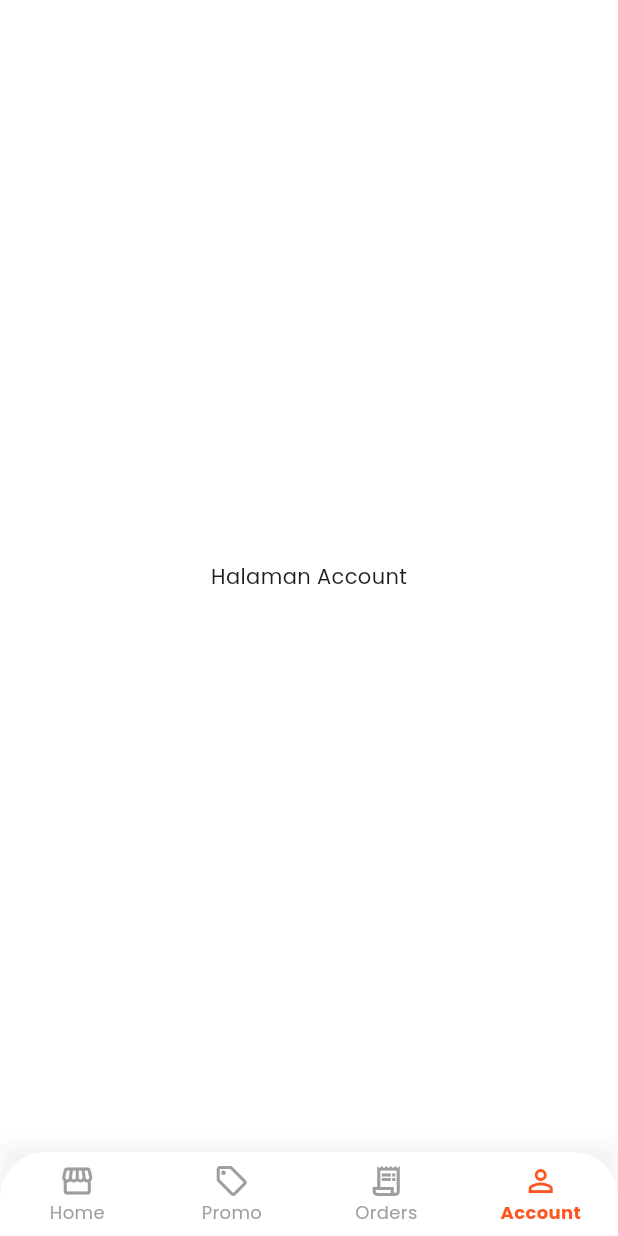
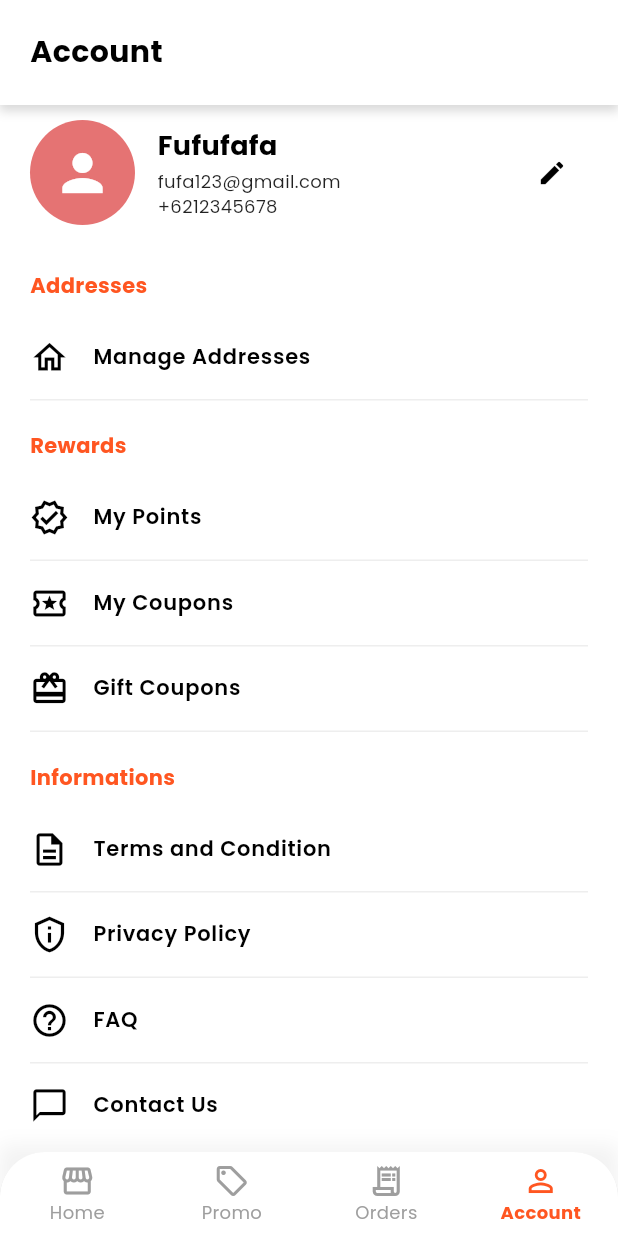
Before and after one commit to Baimiyk/prjoect_flutter_holland_bakery, a Flutter app: the MainScreen screen opened directly, item 4 of the bottom bar chosen, on a phone screen of 412 x 824 dp. Run offline on Flutter 3.47's test engine with Material 3 defaults, Android fonts, the phone set to English and light mode, and no system bars; our stand-ins replace google_fonts, lottie.

Commit message:
feat/account and fix/login

```diff
--- /dev/null
+++ b/lib/screens/account_screen.dart
@@ -0,0 +1,253 @@
+import 'package:flutter/material.dart';
+import 'package:google_fonts/google_fonts.dart';
+
+class AccountScreen extends StatelessWidget {
+  const AccountScreen({super.key});
+
+  @override
+  Widget build(BuildContext context) {
+    return Scaffold(
+      backgroundColor: Colors.white,
+      appBar: PreferredSize(
+        preferredSize: const Size.fromHeight(70), // Tinggi header
+        child: Container(
+          padding: const EdgeInsets.symmetric(
+            horizontal: 20,
+          ), // Jarak kiri-kanan
+          decoration: BoxDecoration(
+            color: Colors.white,
+            // SHADOW CONFIGURATION
+            boxShadow: [
+              BoxShadow(
+                color: Colors.grey.withOpacity(
+                  0.4,
+                ), // Warna bayangan (abu-abu halus)
+                spreadRadius: 1, // Sebaran bayangan
+                blurRadius: 5, // Tingkat kehalusan (blur)
+                offset: const Offset(0, 3), // Geser bayangan ke bawah (3px)
+              ),
+            ],
+          ),
+          child: SafeArea(
+            child: Column(
+              mainAxisAlignment:
+                  MainAxisAlignment.center, // Teks di tengah vertikal
+              crossAxisAlignment: CrossAxisAlignment.start, // Teks rata kiri
+              children: [
+                Text(
+                  "Account",
+                  style: GoogleFonts.poppins(
+                    color: Colors.black,
+                    fontSize: 20,
+                    fontWeight: FontWeight.bold, // Tebal sesuai gambar
+                  ),
+                ),
+              ],
+            ),
+          ),
+        ),
+      ),
+
+      body: SingleChildScrollView(
+        padding: const EdgeInsets.symmetric(horizontal: 20, vertical: 10),
+        child: Column(
+          crossAxisAlignment: CrossAxisAlignment.start,
+          children: [
+            // ================== 1. PROFILE HEADER ==================
+            Row(
+              children: [
+                // Foto Profil Bulat
+                Container(
+                  width: 70,
+                  height: 70,
+                  decoration: const BoxDecoration(
+                    color: Color(
+                      0xFFE57373,
+                    ), // Warna pink/merah muda placeholder
+                    shape: BoxShape.circle,
+                  ),
+                  child: const Icon(
+                    Icons.person,
+                    color: Colors.white,
+                    size: 40,
+                  ),
+                  // Nanti bisa diganti: backgroundImage: AssetImage('assets/images/user.jpg'),
+                ),
+                const SizedBox(width: 15),
+
+                // Info User (Nama, Email, No HP)
+                Expanded(
+                  child: Column(
+                    crossAxisAlignment: CrossAxisAlignment.start,
+                    children: [
+                      Text(
+                        "Fufufafa",
+                        style: GoogleFonts.poppins(
+                          fontSize: 18,
+                          fontWeight: FontWeight.bold,
+                          color: Colors.black,
+                        ),
+                      ),
+                      const SizedBox(height: 2),
+                      Text(
+                        "fufa123@gmail.com",
+                        style: GoogleFonts.poppins(
+                          fontSize: 12,
+                          color: Colors.black87,
+                        ),
+                      ),
+                      Text(
+                        "+6212345678",
+                        style: GoogleFonts.poppins(
+                          fontSize: 12,
+                          color: Colors.black87,
+                        ),
+                      ),
+                    ],
+                  ),
+                ),
+
+                // Icon Edit (Pensil)
+                IconButton(
+                  onPressed: () {},
+                  icon: const Icon(Icons.edit, size: 20, color: Colors.black),
+                ),
+              ],
+            ),
+
+            const SizedBox(height: 30),
+
+            // ================== 2. MENU SECTION: ADDRESSES ==================
+            _buildSectionTitle("Addresses"),
+            _buildMenuItem(
+              icon: Icons.home_outlined,
+              title: "Manage Addresses",
+              onTap: () {},
+            ),
+
+            const SizedBox(height: 20),
+
+            // ================== 3. MENU SECTION: REWARDS ==================
+            _buildSectionTitle("Rewards"),
+            _buildMenuItem(
+              icon: Icons.verified_outlined, // Icon mirip badge rewards
+              title: "My Points",
+              onTap: () {},
+            ),
+            _buildMenuItem(
+              icon: Icons.local_activity_outlined, // Icon tiket/kupon
+              title: "My Coupons",
+              onTap: () {},
+            ),
+            _buildMenuItem(
+              icon: Icons.card_giftcard_outlined,
+              title: "Gift Coupons",
+              onTap: () {},
+            ),
+
+            const SizedBox(height: 20),
+
+            // ================== 4. MENU SECTION: INFORMATIONS ==================
+            _buildSectionTitle("Informations"),
+            _buildMenuItem(
+              icon: Icons.description_outlined,
+              title: "Terms and Condition",
+              onTap: () {},
+            ),
+            _buildMenuItem(
+              icon: Icons.privacy_tip_outlined, // Icon perisai/privacy
+              title: "Privacy Policy",
+              onTap: () {},
+            ),
+            _buildMenuItem(
+              icon: Icons.help_outline,
+              title: "FAQ",
+              onTap: () {},
+            ),
+            _buildMenuItem(
+              icon: Icons.chat_bubble_outline,
+              title: "Contact Us",
+              onTap: () {},
+              showDivider: false, // Item terakhir tidak perlu garis bawah
+            ),
+
+            // Tombol Logout (Opsional, biasanya ada di bawah)
+            const SizedBox(height: 40),
+            SizedBox(
+              width: double.infinity,
+              child: OutlinedButton(
+                onPressed: () {
+                  // Logic logout nanti di sini
+                },
+                style: OutlinedButton.styleFrom(
+                  side: const BorderSide(color: Color(0xFFFF5621)),
+                  padding: const EdgeInsets.symmetric(vertical: 15),
+                  shape: RoundedRectangleBorder(
+                    borderRadius: BorderRadius.circular(10),
+                  ),
+                ),
+                child: Text(
+                  "Log Out",
+                  style: GoogleFonts.poppins(
+                    color: const Color(0xFFFF5621),
+                    fontWeight: FontWeight.bold,
+                  ),
+                ),
+              ),
+            ),
+            const SizedBox(height: 30),
+          ],
+        ),
+      ),
+    );
+  }
+
+  // Widget Helper untuk Judul Section (Warna Merah/Orange)
+  Widget _buildSectionTitle(String title) {
+    return Padding(
+      padding: const EdgeInsets.only(bottom: 10),
+      child: Text(
+        title,
+        style: GoogleFonts.poppins(
+          color: const Color(0xFFFF5621), // Warna Orange Holland
+          fontWeight: FontWeight.bold,
+          fontSize: 14,
+        ),
+      ),
+    );
+  }
+
+  // Widget Helper untuk Item Menu (Icon + Teks + Garis Bawah)
+  Widget _buildMenuItem({
+    required IconData icon,
+    required String title,
+    required VoidCallback onTap,
+    bool showDivider = true,
+  }) {
+    return Column(
+      children: [
+        ListTile(
+          onTap: onTap,
+          contentPadding: EdgeInsets.zero, // Hilangkan padding bawaan ListTile
+          leading: Icon(icon, color: Colors.black, size: 26),
+          title: Text(
+            title,
+            style: GoogleFonts.poppins(
+              fontSize: 14,
+              fontWeight:
+                  FontWeight.w600, // Semi-bold agar tegas seperti desain
+              color: Colors.black,
+            ),
+          ),
+          minLeadingWidth: 20, // Rapatkan jarak icon ke teks
+        ),
+        if (showDivider)
+          const Divider(
+            height: 1,
+            thickness: 1,
+            color: Color(0xFFEEEEEE),
+          ), // Garis tipis abu-abu
+      ],
+    );
+  }
+}
--- a/lib/screens/login.dart
+++ b/lib/screens/login.dart
@@ -75,9 +75,7 @@ class _LoginScreenState extends State<LoginScreen> {
                     vertical: 16,
                   ),
                   border: OutlineInputBorder(
-                    borderRadius: BorderRadius.circular(
-                      30,
-                    ), // Sudut membulat lebar
+                    borderRadius: BorderRadius.circular(30),
                     borderSide: const BorderSide(color: Colors.black12),
                   ),
                   enabledBorder: OutlineInputBorder(
@@ -86,9 +84,7 @@ class _LoginScreenState extends State<LoginScreen> {
                   ),
                   focusedBorder: OutlineInputBorder(
                     borderRadius: BorderRadius.circular(30),
-                    borderSide: const BorderSide(
-                      color: Color(0xFFFF5621),
-                    ), // Orange saat diketik
+                    borderSide: const BorderSide(color: Color(0xFFFF5621)),
                   ),
                 ),
               ),
@@ -176,18 +172,13 @@ class _LoginScreenState extends State<LoginScreen> {
                     );
                   },
                   style: ButtonStyle(
-                    // LOGIC GANTI WARNA:
-                    // Default: Abu-abu (Colors.grey)
-                    // Ditekan (Pressed): Orange (0xFFFF5621)
                     backgroundColor: WidgetStateProperty.resolveWith<Color>((
                       Set<WidgetState> states,
                     ) {
                       if (states.contains(WidgetState.pressed)) {
                         return const Color(0xFFFF5621); // Orange saat ditekan
                       }
-                      return Colors
-                          .grey
-                          .shade400; // Abu-abu default (sesuai gambar)
+                      return Colors.grey.shade400; // Abu-abu default
                     }),
                     shape: WidgetStateProperty.all(
                       RoundedRectangleBorder(
@@ -236,16 +227,11 @@ class _LoginScreenState extends State<LoginScreen> {
                   // Google Button
                   _socialButton(
                     onTap: () {},
-                    // Jika belum ada icon, pakai Huruf G warna warni atau Icon default
-                    child: const Text(
-                      "G",
-                      style: TextStyle(
-                        fontSize: 24,
-                        fontWeight: FontWeight.bold,
-                        color: Colors.blue,
-                      ),
+                    child: Image.asset(
+                      'assets/icons/google.png',
+                      width: 24,
+                      height: 24,
                     ),
-                    // Nanti ganti child dengan: Image.asset('assets/icons/google.png', width: 24),
                   ),
 
                   const SizedBox(width: 20),
@@ -253,15 +239,11 @@ class _LoginScreenState extends State<LoginScreen> {
                   // Facebook Button
                   _socialButton(
                     onTap: () {},
-                    child: const Text(
-                      "f",
-                      style: TextStyle(
-                        fontSize: 24,
-                        fontWeight: FontWeight.bold,
-                        color: Colors.blueAccent,
-                      ),
+                    child: Image.asset(
+                      'assets/icons/facebook.png',
+                      width: 24,
+                      height: 24,
                     ),
-                    // Nanti ganti child dengan: Image.asset('assets/icons/facebook.png', width: 24),
                   ),
                 ],
               ),
--- a/lib/screens/main_screen.dart
+++ b/lib/screens/main_screen.dart
@@ -1,6 +1,7 @@
 import 'package:flutter/material.dart';
 import '../widgets/bottom_nav.dart'; // Import Navbar buatan kita
-import 'dashboard.dart'; // Import Dashboard
+import 'dashboard.dart';
+import 'account_screen.dart';
 
 class MainScreen extends StatefulWidget {
   const MainScreen({super.key});
@@ -17,7 +18,7 @@ class _MainScreenState extends State<MainScreen> {
     const DashboardScreen(), // Index 0: Tampilkan Dashboard yang sudah dibuat
     const Center(child: Text("Halaman Promo")), // Index 1: Dummy Promo
     const Center(child: Text("Halaman Orders")), // Index 2: Dummy Orders
-    const Center(child: Text("Halaman Account")), // Index 3: Dummy Account
+    const AccountScreen(), // Index 3: Dummy Account
   ];
 
   void _onItemTapped(int index) {
```
Also changed, not shown: assets/icons/facebook.png (added), assets/icons/google.png (added).
